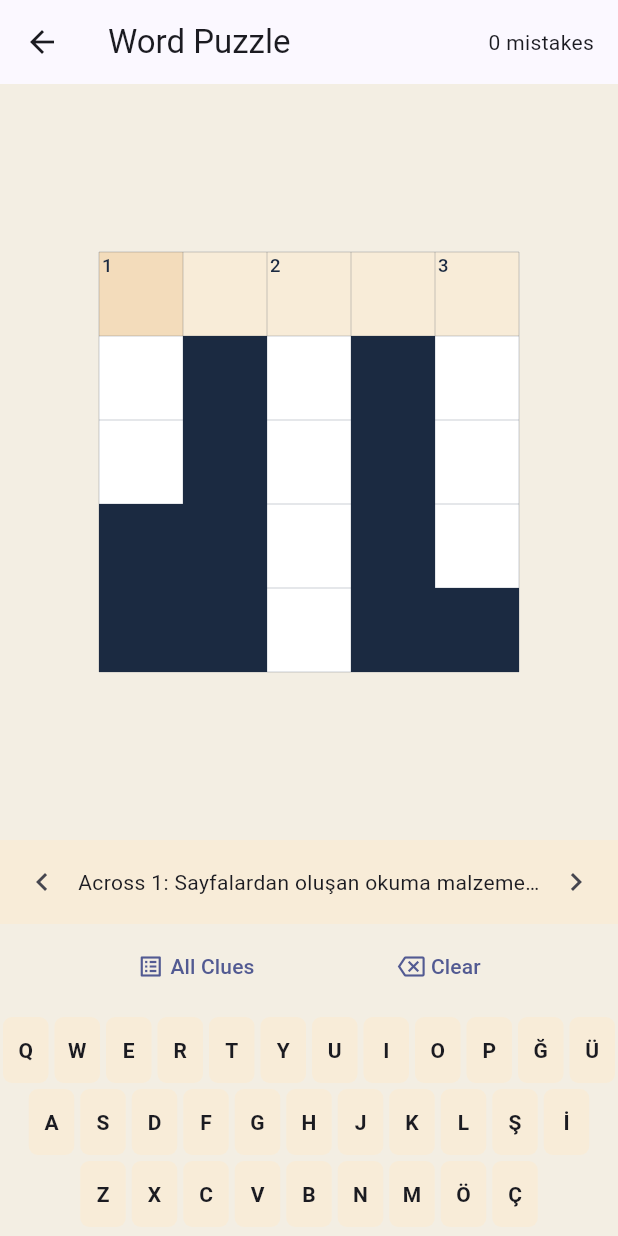
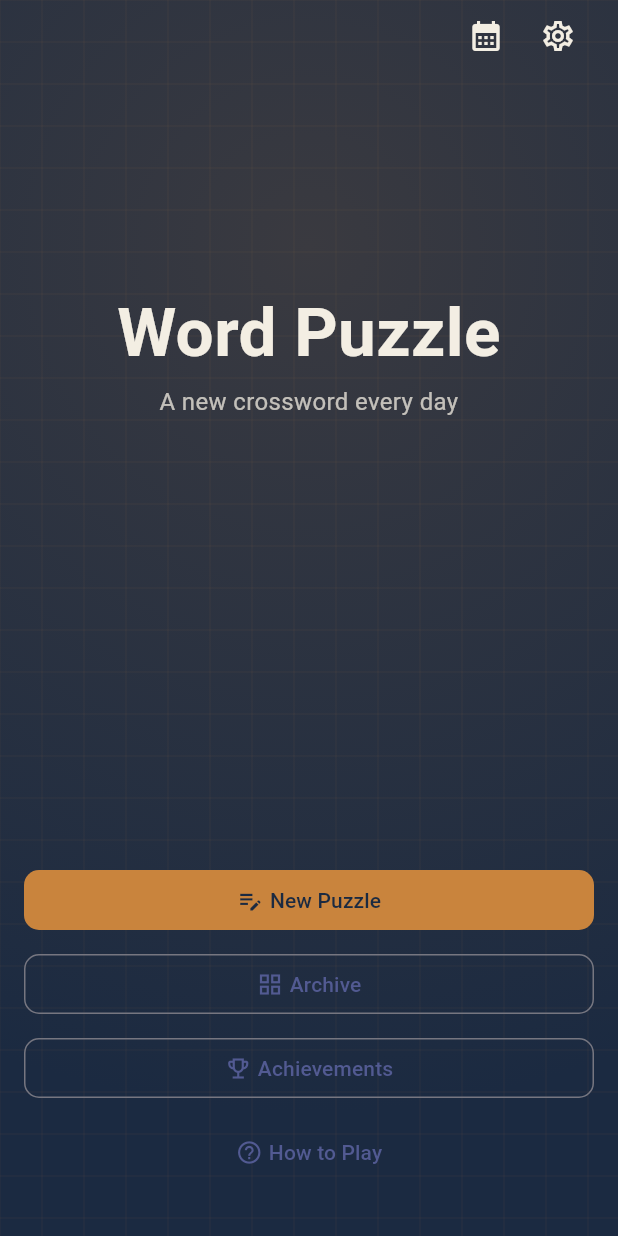
Before and after one commit to sogragli4/Numagram, a Flutter app: the GamePickerScreen screen opened directly, after a tap on "Word Puzzle", on a phone screen of 412 x 824 dp. Run offline on Flutter 3.47's test engine with Material 3 defaults, Android fonts, the phone set to English and light mode, and no system bars; our stand-ins replace audioplayers, firebase_analytics, firebase_core, flutter_local_notifications, flutter_riverpod, google_mobile_ads and 4 more; missing offline and left inert: app_tracking_transparency, applovin_max; accounts and stored records are empty; generated files the repository leaves out were written again.

Commit message:
Kelime Bulmacası: branded home screen
Adds the word game's own hub screen, WordHomeScreen — the piece the
founder's second reference mockup asked for, sitting between
GamePickerScreen and WordBoardScreen the way DailyScreen already does
for Nonogram. Masthead + tagline over a palette-derived gradient/grid
texture (no photographic asset exists in this environment, same gap as
the icon/splash/sound placeholders), calendar + settings icons, four
AppButton actions.

Two mockup elements were changed rather than carried over as-is, both
resolved via explicit founder decisions before building: "Liderlik
Tablosu" was dropped (a real leaderboard needs a backend, which
conflicts with the locked no-backend architecture) and its intent
folded into "Başarılarım" instead of keeping two buttons pointing at
the same place; "Mağaza" was dropped outright (no in-app purchases
exist under the locked ad-only monetization model). Archive and
achievements stay visible and tappable but surface a clear "coming
soon" message rather than fake data, since both need Faz 3's
persistence layer, which hasn't been built yet.

Settings reuses the existing shared SettingsScreen rather than forking
a word-game-specific one, since theme/sound/notifications are app-wide
settings, not per-game.

179/179 tests passing, verified on the real device — every button
tapped and screenshotted, including confirming the crossword keyboard
fix from the prior commit still holds unaffected.

Co-Authored-By: Claude Sonnet 5 <noreply@anthropic.com>

```diff
--- a/lib/l10n/app_de.arb
+++ b/lib/l10n/app_de.arb
@@ -9,6 +9,10 @@
   "wordMistakeCountLabel": "{count, plural, one{{count} Fehler} other{{count} Fehler}}",
   "wordAllCluesLabel": "Alle Hinweise",
   "wordClearEntryLabel": "Leeren",
+  "wordHomeTagline": "Jeden Tag ein neues Kreuzworträtsel",
+  "wordHomeNewPuzzleButtonLabel": "Neues Rätsel",
+  "wordHomeComingSoonMessage": "Demnächst verfügbar",
+  "wordHomeHowToPlayBody": "Tippe auf einen Hinweis oder ein Feld im Raster, um einen Eintrag auszuwählen, und tippe dann Buchstaben auf der Tastatur, um ihn auszufüllen. Sich kreuzende Einträge teilen sich Buchstaben — eine richtige Vermutung bei einem kann dir bei einem anderen helfen.",
   "streakLabel": "{count, plural, =0{Noch keine Serie} one{{count} Tag Serie} other{{count} Tage Serie}}",
   "archiveTitle": "Archiv",
   "freePlayTitle": "Freies Spiel",
--- a/lib/l10n/app_en.arb
+++ b/lib/l10n/app_en.arb
@@ -40,6 +40,22 @@
   "wordClearEntryLabel": "Clear",
   "@wordClearEntryLabel": {
     "description": "Button that clears the currently active crossword entry's typed letters."
+  },
+  "wordHomeTagline": "A new crossword every day",
+  "@wordHomeTagline": {
+    "description": "Tagline shown under the word game's title on its home screen."
+  },
+  "wordHomeNewPuzzleButtonLabel": "New Puzzle",
+  "@wordHomeNewPuzzleButtonLabel": {
+    "description": "Button label on the word game home screen to start today's crossword."
+  },
+  "wordHomeComingSoonMessage": "Coming soon",
+  "@wordHomeComingSoonMessage": {
+    "description": "Snackbar shown when tapping a word game home screen button for a feature not built yet (archive, achievements)."
+  },
+  "wordHomeHowToPlayBody": "Tap a clue, or a cell in the grid, to select an entry, then type letters on the keyboard to fill it in. Crossing entries share letters, so a correct guess in one can help you with another.",
+  "@wordHomeHowToPlayBody": {
+    "description": "Body text of the word game's simple how-to-play dialog, shown from its home screen."
   },
   "streakLabel": "{count, plural, =0{No streak yet} one{{count} day streak} other{{count} day streak}}",
   "@streakLabel": {
--- a/lib/l10n/app_es.arb
+++ b/lib/l10n/app_es.arb
@@ -9,6 +9,10 @@
   "wordMistakeCountLabel": "{count, plural, one{{count} error} other{{count} errores}}",
   "wordAllCluesLabel": "Todas las Pistas",
   "wordClearEntryLabel": "Borrar",
+  "wordHomeTagline": "Un crucigrama nuevo cada día",
+  "wordHomeNewPuzzleButtonLabel": "Nuevo Rompecabezas",
+  "wordHomeComingSoonMessage": "Próximamente",
+  "wordHomeHowToPlayBody": "Toca una pista, o una celda de la cuadrícula, para seleccionar una entrada y luego escribe letras en el teclado para completarla. Las entradas que se cruzan comparten letras, así que un acierto en una puede ayudarte con otra.",
   "streakLabel": "{count, plural, =0{Aún sin racha} one{Racha de {count} día} other{Racha de {count} días}}",
   "archiveTitle": "Archivo",
   "freePlayTitle": "Juego Libre",
--- a/lib/l10n/app_fr.arb
+++ b/lib/l10n/app_fr.arb
@@ -9,6 +9,10 @@
   "wordMistakeCountLabel": "{count, plural, one{{count} erreur} other{{count} erreurs}}",
   "wordAllCluesLabel": "Tous les Indices",
   "wordClearEntryLabel": "Effacer",
+  "wordHomeTagline": "Une nouvelle grille de mots croisés chaque jour",
+  "wordHomeNewPuzzleButtonLabel": "Nouveau Puzzle",
+  "wordHomeComingSoonMessage": "Bientôt disponible",
+  "wordHomeHowToPlayBody": "Touchez un indice, ou une case de la grille, pour sélectionner une entrée, puis tapez des lettres sur le clavier pour la remplir. Les entrées qui se croisent partagent des lettres — une bonne réponse dans l'une peut vous aider dans l'autre.",
   "streakLabel": "{count, plural, =0{Pas encore de série} one{Série de {count} jour} other{Série de {count} jours}}",
   "archiveTitle": "Archives",
   "freePlayTitle": "Jeu libre",
--- a/lib/l10n/app_tr.arb
+++ b/lib/l10n/app_tr.arb
@@ -9,6 +9,10 @@
   "wordMistakeCountLabel": "{count} hata",
   "wordAllCluesLabel": "Tüm İpuçları",
   "wordClearEntryLabel": "Temizle",
+  "wordHomeTagline": "Her gün yeni bir çapraz bulmaca",
+  "wordHomeNewPuzzleButtonLabel": "Yeni Bulmaca",
+  "wordHomeComingSoonMessage": "Yakında geliyor",
+  "wordHomeHowToPlayBody": "Bir ipucuna veya ızgaradaki bir hücreye dokunarak bir girişi seçin, sonra klavyeden harfleri yazarak doldurun. Kesişen girişler harf paylaşır, bu yüzden birinde doğru bir tahmin diğerinde de işinize yarayabilir.",
   "streakLabel": "{count, plural, =0{Henüz seri yok} other{{count} günlük seri}}",
   "archiveTitle": "Arşiv",
   "freePlayTitle": "Serbest Oyun",
--- a/lib/presentation/gamepicker/game_picker_screen.dart
+++ b/lib/presentation/gamepicker/game_picker_screen.dart
@@ -5,7 +5,7 @@ import 'package:nonogram_daily/core/design_system/app_typography.dart';
 import 'package:nonogram_daily/core/l10n_gen/app_localizations.dart';
 import 'package:nonogram_daily/presentation/daily/daily_screen.dart';
 import 'package:nonogram_daily/presentation/shared/app_card.dart';
-import 'package:nonogram_daily/presentation/word/wordboard/word_board_screen.dart';
+import 'package:nonogram_daily/presentation/word/home/word_home_screen.dart';
 
 /// The app's entry point once both game modes exist — two cards, each
 /// opening that game's own flow. Replaces the direct-to-`DailyScreen`
@@ -41,7 +41,7 @@ class GamePickerScreen extends StatelessWidget {
                 label: l10n.wordGameTitle,
                 onTap: () => Navigator.of(context).push(
                   MaterialPageRoute<void>(
-                    builder: (_) => const WordBoardScreen(),
+                    builder: (_) => const WordHomeScreen(),
                   ),
                 ),
               ),
--- /dev/null
+++ b/lib/presentation/word/home/word_home_screen.dart
@@ -0,0 +1,169 @@
+import 'package:flutter/material.dart';
+import 'package:nonogram_daily/core/design_system/app_colors.dart';
+import 'package:nonogram_daily/core/design_system/app_spacing.dart';
+import 'package:nonogram_daily/core/design_system/app_typography.dart';
+import 'package:nonogram_daily/core/l10n_gen/app_localizations.dart';
+import 'package:nonogram_daily/presentation/settings/settings_screen.dart';
+import 'package:nonogram_daily/presentation/shared/app_button.dart';
+import 'package:nonogram_daily/presentation/word/home/word_masthead_painter.dart';
+import 'package:nonogram_daily/presentation/word/wordboard/word_board_screen.dart';
+
+/// The word game's own hub screen, the "Günlük Bulmaca" branded home
+/// referenced by the founder's mockup — sits between `GamePickerScreen`
+/// (which picks a game mode) and `WordBoardScreen` (which plays one),
+/// mirroring the role Nonogram's `DailyScreen` already plays for that game.
+///
+/// Two buttons from the original mockup are intentionally not full
+/// features yet: "Bulmacalar" (archive) and "Başarılarım" (achievements)
+/// both need real persisted word-game history, and that's Faz 3 — not
+/// started (see CLAUDE.MD). Rather than fake data or hide the buttons
+/// entirely, they stay visible and tappable and surface a clear
+/// "coming soon" message, consistent with this project's standing rule of
+/// flagging an unfinished gap rather than papering over it. A third
+/// mockup button, "Liderlik Tablosu" (leaderboard), was dropped per the
+/// founder's own explicit decision — a real leaderboard needs a backend,
+/// which conflicts with the locked "no backend, no server" architecture;
+/// "Başarılarım" now covers what it would have shown (personal stats),
+/// so keeping both would have meant two buttons pointing at the same
+/// place. The mockup's "Mağaza" bottom-nav tab was dropped outright, same
+/// reasoning — no in-app purchases exist under the locked ad-only
+/// monetization model.
+class WordHomeScreen extends StatelessWidget {
+  const WordHomeScreen({super.key});
+
+  void _showComingSoon(BuildContext context, AppLocalizations l10n) {
+    ScaffoldMessenger.of(
+      context,
+    ).showSnackBar(SnackBar(content: Text(l10n.wordHomeComingSoonMessage)));
+  }
+
+  void _showHowToPlay(BuildContext context, AppLocalizations l10n) {
+    showDialog<void>(
+      context: context,
+      builder: (dialogContext) => AlertDialog(
+        title: Text(l10n.tutorialTitle),
+        content: Text(l10n.wordHomeHowToPlayBody),
+        actions: [
+          TextButton(
+            onPressed: () => Navigator.of(dialogContext).pop(),
+            child: Text(l10n.continueButtonLabel),
+          ),
+        ],
+      ),
+    );
+  }
+
+  @override
+  Widget build(BuildContext context) {
+    final l10n = AppLocalizations.of(context);
+    final appColors = context.appColors;
+
+    return Scaffold(
+      body: Stack(
+        children: [
+          Positioned.fill(
+            child: CustomPaint(
+              painter: WordMastheadPainter(
+                navy: appColors.navy,
+                orange: appColors.orange,
+              ),
+            ),
+          ),
+          SafeArea(
+            child: Padding(
+              padding: const EdgeInsets.symmetric(
+                horizontal: AppSpacing.screenHorizontal,
+              ),
+              child: Column(
+                children: [
+                  Row(
+                    mainAxisAlignment: MainAxisAlignment.end,
+                    children: [
+                      IconButton(
+                        icon: const Icon(Icons.calendar_month),
+                        color: appColors.background,
+                        tooltip: l10n.archiveTitle,
+                        onPressed: () => _showComingSoon(context, l10n),
+                      ),
+                      IconButton(
+                        icon: const Icon(Icons.settings_outlined),
+                        color: appColors.background,
+                        tooltip: l10n.settingsTitle,
+                        onPressed: () => Navigator.of(context).push(
+                          MaterialPageRoute<void>(
+                            builder: (_) => const SettingsScreen(),
+                          ),
+                        ),
+                      ),
+                    ],
+                  ),
+                  const Spacer(),
+                  Text(
+                    l10n.wordGameTitle,
+                    textAlign: TextAlign.center,
+                    style: AppTypography.displayMedium.copyWith(
+                      color: appColors.background,
+                      fontWeight: FontWeight.w700,
+                    ),
+                  ),
+                  const SizedBox(height: AppSpacing.sm),
+                  Text(
+                    l10n.wordHomeTagline,
+                    textAlign: TextAlign.center,
+                    style: AppTypography.bodyLarge.copyWith(
+                      color: appColors.background.withValues(alpha: 0.75),
+                    ),
+                  ),
+                  const Spacer(flex: 2),
+                  SizedBox(
+                    width: double.infinity,
+                    child: AppButton(
+                      label: l10n.wordHomeNewPuzzleButtonLabel,
+                      icon: Icons.edit_note,
+                      onPressed: () => Navigator.of(context).push(
+                        MaterialPageRoute<void>(
+                          builder: (_) => const WordBoardScreen(),
+                        ),
+                      ),
+                    ),
+                  ),
+                  const SizedBox(height: AppSpacing.sm),
+                  SizedBox(
+                    width: double.infinity,
+                    child: AppButton(
+                      label: l10n.archiveTitle,
+                      icon: Icons.grid_view,
+                      variant: AppButtonVariant.outlined,
+                      onPressed: () => _showComingSoon(context, l10n),
+                    ),
+                  ),
+                  const SizedBox(height: AppSpacing.sm),
+                  SizedBox(
+                    width: double.infinity,
+                    child: AppButton(
+                      label: l10n.achievementsSectionTitle,
+                      icon: Icons.emoji_events_outlined,
+                      variant: AppButtonVariant.outlined,
+                      onPressed: () => _showComingSoon(context, l10n),
+                    ),
+                  ),
+                  const SizedBox(height: AppSpacing.sm),
+                  SizedBox(
+                    width: double.infinity,
+                    child: AppButton(
+                      label: l10n.settingsHowToPlayLabel,
+                      icon: Icons.help_outline,
+                      variant: AppButtonVariant.text,
+                      onPressed: () => _showHowToPlay(context, l10n),
+                    ),
+                  ),
+                  const SizedBox(height: AppSpacing.xl),
+                ],
+              ),
+            ),
+          ),
+        ],
+      ),
+    );
+  }
+}
--- /dev/null
+++ b/lib/presentation/word/home/word_masthead_painter.dart
@@ -0,0 +1,41 @@
+import 'package:flutter/material.dart';
+
+/// Paints the word-game home screen's background: a navy-to-orange
+/// vignette gradient plus a faint crossword-grid texture. No photographic
+/// asset exists in this environment (same "real asset comes later" gap as
+/// the app icon/splash/sound placeholders) — this stands in for one, built
+/// from the brand palette itself rather than an unrelated stock image, so
+/// it never looks out of place once real photography arrives.
+class WordMastheadPainter extends CustomPainter {
+  const WordMastheadPainter({required this.navy, required this.orange});
+
+  final Color navy;
+  final Color orange;
+
+  static const _cellSize = 28.0;
+
+  @override
+  void paint(Canvas canvas, Size size) {
+    final rect = Offset.zero & size;
+    final gradient = RadialGradient(
+      center: const Alignment(0, -0.6),
+      radius: 1.4,
+      colors: [Color.lerp(navy, orange, 0.18)!, navy],
+    );
+    canvas.drawRect(rect, Paint()..shader = gradient.createShader(rect));
+
+    final gridPaint = Paint()
+      ..color = orange.withValues(alpha: 0.05)
+      ..strokeWidth = 1;
+    for (var x = 0.0; x <= size.width; x += _cellSize) {
+      canvas.drawLine(Offset(x, 0), Offset(x, size.height), gridPaint);
+    }
+    for (var y = 0.0; y <= size.height; y += _cellSize) {
+      canvas.drawLine(Offset(0, y), Offset(size.width, y), gridPaint);
+    }
+  }
+
+  @override
+  bool shouldRepaint(covariant WordMastheadPainter oldDelegate) =>
+      oldDelegate.navy != navy || oldDelegate.orange != orange;
+}
```
Also changed, not shown: 1 other file.
